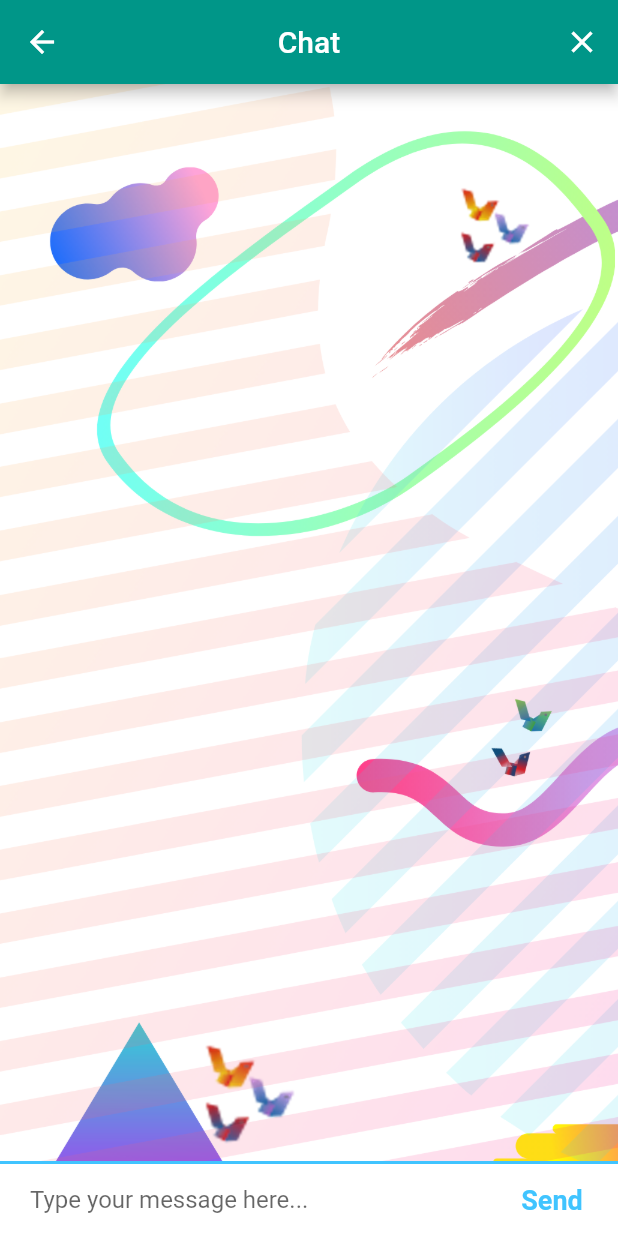
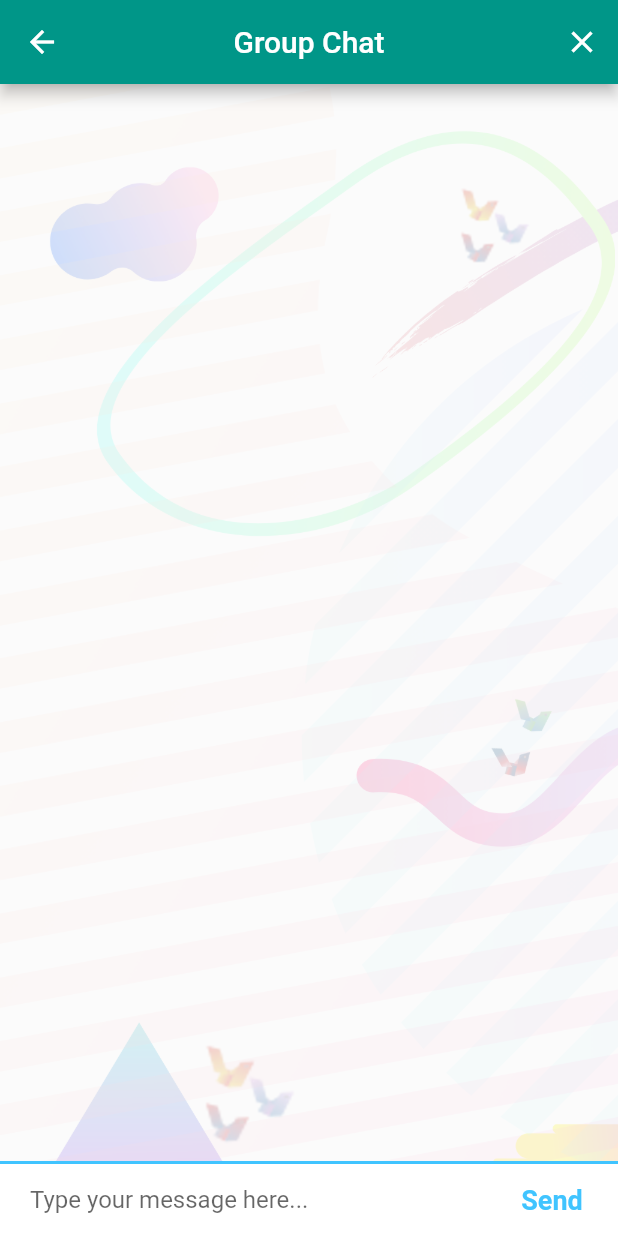
Before and after one commit to mokshkant7/HummingBird, a Flutter app: the ChatScreen screen opened by its route, on a phone screen of 412 x 824 dp. Run offline on Flutter 3.47's test engine with Material 2 defaults, Android fonts, the phone set to English and light mode, and no system bars; our stand-ins replace animated_text_kit, cloud_firestore, firebase_auth, modal_progress_hud; accounts and stored records are empty.

Commit message:
chat background opacity update

```diff
--- a/lib/screens/chat_screen.dart
+++ b/lib/screens/chat_screen.dart
@@ -50,16 +50,19 @@ class _ChatScreenState extends State<ChatScreen> {
                 //Implement logout functionality
               }),
         ],
-        title: Text('️Chat'),
+        title: Text('️Group Chat'),
         backgroundColor: Colors.teal,
       ),
       body: SafeArea(
         child: Stack(
           fit: StackFit.expand,
           children: <Widget>[
-            Image.asset(
-              'images/Back.png',
-              fit: BoxFit.cover,
+            Opacity(
+              opacity: 0.2,
+              child: Image.asset(
+                'images/Back.png',
+                fit: BoxFit.cover,
+              ),
             ),
             Column(
               mainAxisAlignment: MainAxisAlignment.spaceBetween,
@@ -156,6 +159,7 @@ class MessageBubble extends StatelessWidget {
   final bool isMe;
   @override
   Widget build(BuildContext context) {
+    //List<String> x = text.split('@');
     return Padding(
       padding: EdgeInsets.all(10.0),
       child: Column(
```
